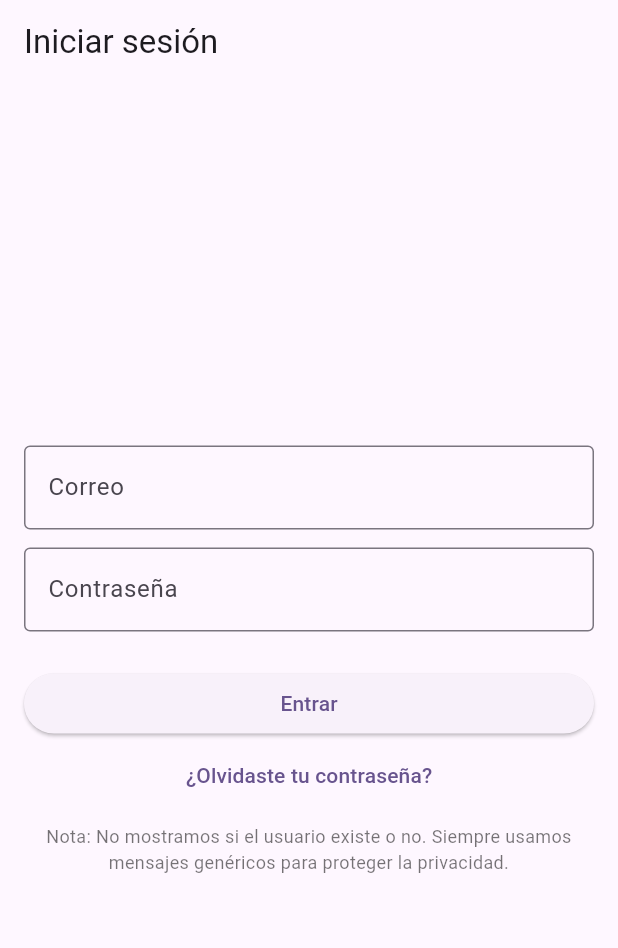
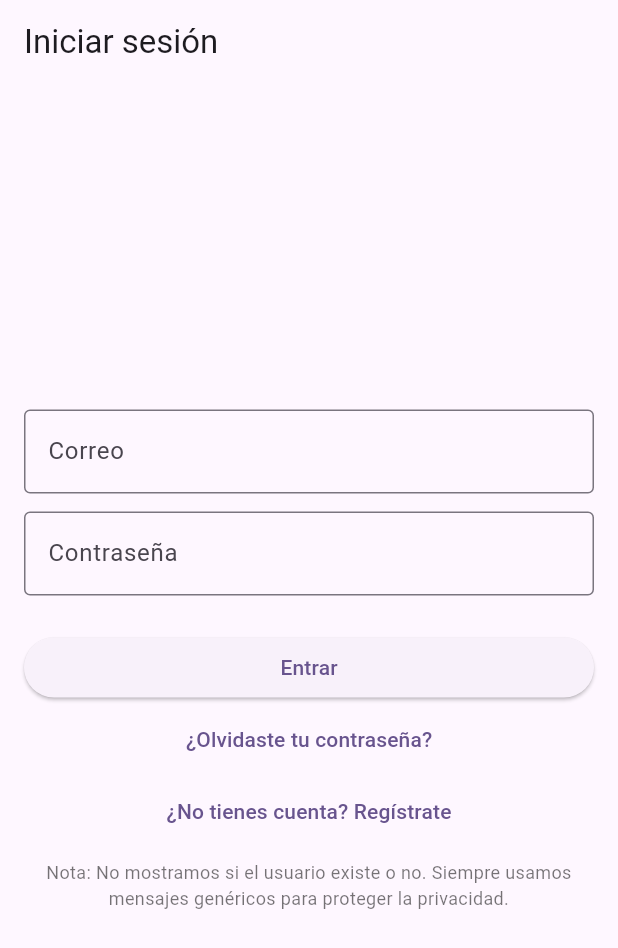
Before and after one commit to Leyla-Villanueva/login-firebase, a Flutter app: the screen it shows after launch, on a phone screen of 412 x 824 dp. Shown: the top 948 px of the screen. Run offline on Flutter 3.47's test engine with Material 3 defaults, Android fonts, the phone set to English and light mode, and no system bars; our stand-ins replace firebase_auth, firebase_core; accounts and stored records are empty.

Commit message:
[UPDATE] crear una nueva cuenta

```diff
--- a/lib/login_page.dart
+++ b/lib/login_page.dart
@@ -2,6 +2,7 @@ import 'package:flutter/material.dart';
 import 'package:firebase_auth/firebase_auth.dart';
 import 'validators.dart';
 import 'auth_errors.dart';
+import 'register_page.dart';
 
 class LoginPage extends StatefulWidget {
   const LoginPage({super.key});
@@ -15,6 +16,7 @@ class _LoginPageState extends State<LoginPage> {
   final _passwordCtrl = TextEditingController();
   bool _loading = false;
   String? _error;
+
   Future<void> _signIn() async {
     if (!_formKey.currentState!.validate()) return;
     FocusScope.of(context).unfocus();
@@ -119,6 +121,20 @@ class _LoginPageState extends State<LoginPage> {
                     onPressed: _loading ? null : _resetPassword,
                     child: const Text('¿Olvidaste tu contraseña?'),
                   ),
+
+                  // 👇👇👇 AGREGA ESTE BLOQUE DE NAVEGACIÓN
+                  TextButton(
+                    onPressed: _loading
+                        ? null
+                        : () {
+                            Navigator.of(context).push(
+                              MaterialPageRoute(
+                                builder: (_) => const RegisterPage(),
+                              ),
+                            );
+                          },
+                    child: const Text('¿No tienes cuenta? Regístrate'),
+                  ),
                   const SizedBox(height: 8),
                   const _SmallPrint(),
                 ],
```
Also changed, not shown: lib/register_page.dart (renamed from lib/egister_page.dart).
